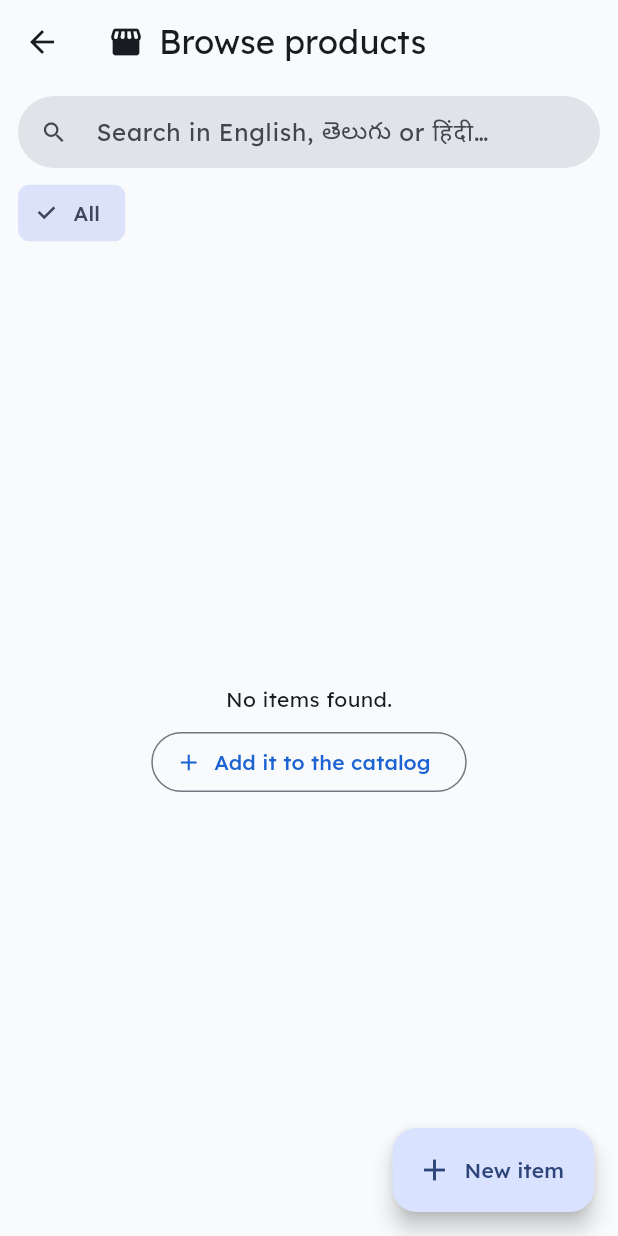
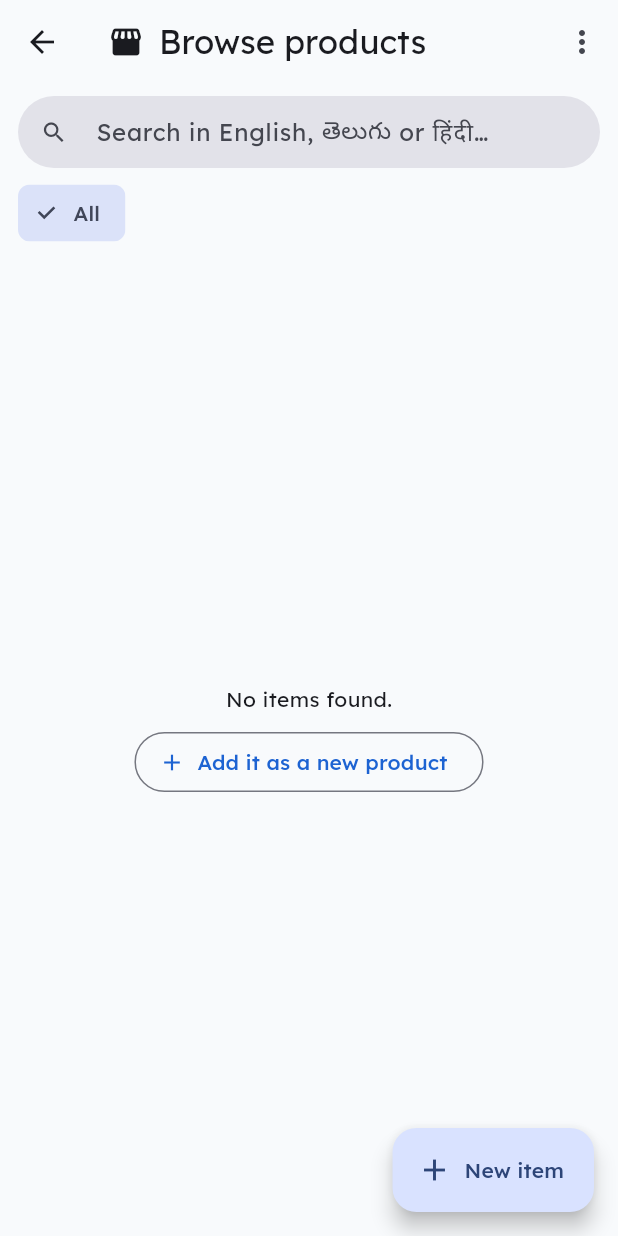
Before and after one commit to mamidivasudev/android-vault-notes, a Flutter app: the GroceryView widget shown alone on an empty page, opened directly, after a tap on "Browse products", on a phone screen of 412 x 824 dp. Run offline on Flutter 3.47's test engine with Material 3 defaults, Android fonts, the phone set to English and light mode, and no system bars; our stand-ins replace file_picker, flutter_animate, flutter_linkify, flutter_local_notifications, flutter_riverpod, flutter_timezone and 12 more; missing offline and left inert: any_link_preview, cunning_document_scanner, excel, extension_google_sign_in_as_googleapis_auth, google_mlkit_text_recognition, googleapis and 2 more; accounts and stored records are empty.

Commit message:
Grocery: cleaner header, tick-only buy, foldable Browse categories
- Search row on top; thin progress bar; Share and menu in the tabs row
- Only the tick marks bought; tapping a card opens the editor
- Quantity chips in the add popup add the item straight away
- Browse products: foldable categories, item and top menus always shown
- Optional Sort by shop section for the to-buy list
- Use "Browse products" wording throughout

Co-Authored-By: Claude Opus 5.5 <noreply@anthropic.com>

```diff
--- a/lib/providers.dart
+++ b/lib/providers.dart
@@ -112,6 +112,14 @@ abstract class _PersistedBoolNotifier extends Notifier<bool> {
     SharedPreferences.getInstance().then((p) => p.setBool(prefsKey, value));
   }
 }
+
+class GroceryShopOrderNotifier extends _PersistedBoolNotifier {
+  @override
+  String get prefsKey => 'grocery_shop_order';
+}
+
+/// Sort the Grocery to-buy list by shop section instead of newest first.
+final groceryShopOrderProvider = NotifierProvider<GroceryShopOrderNotifier, bool>(GroceryShopOrderNotifier.new);
 
 class NotesGridViewNotifier extends _PersistedBoolNotifier {
   @override
--- a/lib/views/grocery_view.dart
+++ b/lib/views/grocery_view.dart
@@ -126,10 +126,10 @@ class _GroceryViewState extends ConsumerState<GroceryView> {
 
   /// Opens Browse products; leaves selection mode first so the list is
   /// back to normal on return.
-  void _openBrowse({bool manage = false}) {
+  void _openBrowse() {
     ref.read(selectedGroceryProvider.notifier).clear();
     ref.read(isSelectionModeProvider.notifier).setState(false);
-    Navigator.push(context, MaterialPageRoute(builder: (_) => GroceryMasterListView(manage: manage)));
+    Navigator.push(context, MaterialPageRoute(builder: (_) => const GroceryMasterListView()));
   }
 
   // ── List actions ──────────────────────────────────────────────────────────
@@ -197,8 +197,12 @@ class _GroceryViewState extends ConsumerState<GroceryView> {
           () async => deleteGroceryWithUndo(context, ref, items.map((i) => i.id).toSet(), confirm: false),
         );
         break;
+      case 'shopOrder':
+        final order = ref.read(groceryShopOrderProvider.notifier);
+        order.state = !ref.read(groceryShopOrderProvider);
+        break;
       case 'catalog':
-        _openBrowse(manage: true);
+        _openBrowse();
         break;
     }
   }
@@ -215,8 +219,8 @@ class _GroceryViewState extends ConsumerState<GroceryView> {
 
     return Column(
       children: [
+        _buildInput(),
         _buildHeader(items, toBuy, bought),
-        _buildInput(),
         Expanded(
           child: typing ? _buildSuggestions(items) : _buildList(items, toBuy, bought),
         ),
@@ -224,41 +228,31 @@ class _GroceryViewState extends ConsumerState<GroceryView> {
     );
   }
 
+  /// Thin progress bar; the counts are on the To buy / Bought tabs.
   Widget _buildHeader(List<GroceryItem> items, List<GroceryItem> toBuy, List<GroceryItem> bought) {
+    if (items.isEmpty) return const SizedBox.shrink();
     final scheme = Theme.of(context).colorScheme;
-    final total = items.length;
-    final progress = total == 0 ? 0.0 : bought.length / total;
     return Padding(
-      padding: const EdgeInsets.fromLTRB(16, 10, 4, 4),
-      child: Row(
-        children: [
-          Expanded(
-            child: Column(
-              crossAxisAlignment: CrossAxisAlignment.start,
-              children: [
-                Text(
-                  total == 0
-                      ? 'Your list is empty'
-                      : toBuy.isEmpty
-                          ? 'All ${bought.length} bought 🎉'
-                          : '${toBuy.length} to buy · ${bought.length} bought',
-                  style: const TextStyle(fontSize: 15, fontWeight: FontWeight.w700),
-                ),
-                const SizedBox(height: 6),
-                ClipRRect(
+      padding: const EdgeInsets.fromLTRB(16, 2, 16, 6),
+      child: ClipRRect(
         borderRadius: BorderRadius.circular(4),
         child: LinearProgressIndicator(
-                    value: progress,
-                    minHeight: 6,
+          value: bought.length / items.length,
+          minHeight: 4,
           backgroundColor: scheme.onSurface.withValues(alpha: 0.08),
           valueColor: const AlwaysStoppedAnimation(_green),
         ),
       ),
-              ],
-            ),
-          ),
+    );
+  }
+
+  /// Share and ⋮ menu, shown at the end of the tabs row.
+  List<Widget> _listActions(List<GroceryItem> items, List<GroceryItem> bought) {
+    final shopOrder = ref.watch(groceryShopOrderProvider);
+    return [
       IconButton(
         tooltip: 'Share list',
+        visualDensity: VisualDensity.compact,
         icon: const Icon(Icons.share_outlined),
         onPressed: () => _share(items),
       ),
@@ -266,7 +260,8 @@ class _GroceryViewState extends ConsumerState<GroceryView> {
         tooltip: 'More',
         onSelected: (v) => _onMenu(v, items),
         itemBuilder: (_) => [
-              const PopupMenuItem(value: 'catalog', child: ListTile(leading: Icon(Icons.menu_book_outlined), title: Text('Browse catalog'), contentPadding: EdgeInsets.zero)),
+          const PopupMenuItem(value: 'catalog', child: ListTile(leading: Icon(Icons.storefront_rounded), title: Text('Browse products'), contentPadding: EdgeInsets.zero)),
+          CheckedPopupMenuItem(value: 'shopOrder', checked: shopOrder, child: const Text('Sort by shop section')),
           if (bought.isNotEmpty)
             const PopupMenuItem(value: 'shopAgain', child: ListTile(leading: Icon(Icons.replay), title: Text('Shop again'), contentPadding: EdgeInsets.zero)),
           if (bought.isNotEmpty)
@@ -275,9 +270,7 @@ class _GroceryViewState extends ConsumerState<GroceryView> {
             const PopupMenuItem(value: 'clearAll', child: ListTile(leading: Icon(Icons.delete_sweep_outlined, color: Colors.red), title: Text('Clear whole list'), contentPadding: EdgeInsets.zero)),
         ],
       ),
-        ],
-      ),
-    );
+    ];
   }
 
   Widget _buildInput() {
@@ -440,14 +433,22 @@ class _GroceryViewState extends ConsumerState<GroceryView> {
         );
 
     final muted = Theme.of(context).colorScheme.onSurface.withValues(alpha: 0.6);
-    final shown = _boughtTab ? bought : toBuy;
+    var shown = _boughtTab ? bought : toBuy;
+    if (!_boughtTab && ref.watch(groceryShopOrderProvider)) {
+      final position = {for (var i = 0; i < toBuy.length; i++) toBuy[i].id: i};
+      shown = [...toBuy]..sort((a, b) {
+          final byShop = groceryCategoryRank(a.category).compareTo(groceryCategoryRank(b.category));
+          return byShop != 0 ? byShop : position[a.id]!.compareTo(position[b.id]!);
+        });
+    }
 
     return Column(
       children: [
         Padding(
-          padding: const EdgeInsets.fromLTRB(12, 2, 12, 4),
-          child: SizedBox(
-            width: double.infinity,
+          padding: const EdgeInsets.fromLTRB(12, 2, 0, 4),
+          child: Row(
+            children: [
+              Expanded(
                 child: SegmentedButton<bool>(
                   showSelectedIcon: false,
                   style: const ButtonStyle(visualDensity: VisualDensity.compact),
@@ -458,6 +459,9 @@ class _GroceryViewState extends ConsumerState<GroceryView> {
                   selected: {_boughtTab},
                   onSelectionChanged: (v) => setState(() => _boughtTab = v.first),
                 ),
+              ),
+              ..._listActions(items, bought),
+            ],
           ),
         ),
         if (_boughtTab && bought.isNotEmpty)
@@ -494,16 +498,28 @@ class _GroceryViewState extends ConsumerState<GroceryView> {
 class _SectionHeader extends StatelessWidget {
   final String title;
   final int count;
-  const _SectionHeader({required this.title, required this.count});
+  final bool? expanded; // null = not foldable
+  final VoidCallback? onTap;
+  const _SectionHeader({required this.title, required this.count, this.expanded, this.onTap});
 
   @override
   Widget build(BuildContext context) {
     final color = Theme.of(context).colorScheme.primary;
-    return Padding(
-      padding: const EdgeInsets.fromLTRB(16, 14, 16, 4),
+    return InkWell(
+      onTap: onTap,
+      child: Padding(
+        padding: EdgeInsets.fromLTRB(16, expanded == null ? 14 : 12, 14, expanded == null ? 4 : 12),
+        child: Row(
+          children: [
+            Expanded(
               child: Text(
                 '${title.toUpperCase()}  ·  $count',
                 style: TextStyle(fontSize: 11, fontWeight: FontWeight.w800, letterSpacing: 0.8, color: color),
+              ),
+            ),
+            if (expanded != null) Icon(expanded! ? Icons.expand_less : Icons.expand_more, size: 20, color: color),
+          ],
+        ),
       ),
     );
   }
@@ -547,7 +563,7 @@ class _GroceryRow extends StatelessWidget {
       shape: RoundedRectangleBorder(borderRadius: radius, side: BorderSide(color: selected ? scheme.primary : border)),
       clipBehavior: Clip.antiAlias,
       child: InkWell(
-        onTap: onToggle,
+        onTap: selecting ? onToggle : onEdit,
         onLongPress: onLongPress,
         child: Padding(
           padding: const EdgeInsets.fromLTRB(10, 6, 10, 6),
@@ -618,9 +634,15 @@ class _GroceryRow extends StatelessWidget {
                     ),
                   ),
                 ),
-                const SizedBox(width: 10),
-                // Tick on the right: outlined grey while to buy, filled green once bought.
-                AnimatedContainer(
+                const SizedBox(width: 2),
+                // Tick on the right (the only control that marks bought):
+                // outlined grey while to buy, filled green once bought.
+                InkResponse(
+                  onTap: onToggle,
+                  radius: 24,
+                  child: Padding(
+                    padding: const EdgeInsets.all(8),
+                    child: AnimatedContainer(
                       duration: const Duration(milliseconds: 180),
                       width: 24,
                       height: 24,
@@ -630,6 +652,8 @@ class _GroceryRow extends StatelessWidget {
                         border: Border.all(color: done ? _green : muted, width: 1.6),
                       ),
                       child: Icon(Icons.check, size: 15, color: done ? Colors.white : muted),
+                    ),
+                  ),
                 ),
               ],
             ],
@@ -811,7 +835,7 @@ Future<({String quantity, bool saveToCatalog})?> askGroceryQuantity(
                   border: OutlineInputBorder(),
                 ),
               ),
-              QuantitySuggestionChips(controller: controller, category: category),
+              QuantitySuggestionChips(controller: controller, category: category, onPicked: submit),
               if (offerSave) ...[
                 const SizedBox(height: 8),
                 CheckboxListTile(
@@ -935,9 +959,7 @@ class _GroceryEditSheetState extends ConsumerState<_GroceryEditSheet> {
 // ── Catalog browser ─────────────────────────────────────────────────────────
 
 class GroceryMasterListView extends ConsumerStatefulWidget {
-  /// [manage] (opened from the ⋮ menu) adds Edit / Delete on each product and Reset.
-  final bool manage;
-  const GroceryMasterListView({super.key, this.manage = false});
+  const GroceryMasterListView({super.key});
 
   @override
   ConsumerState<GroceryMasterListView> createState() => _GroceryMasterListViewState();
@@ -946,6 +968,7 @@ class GroceryMasterListView extends ConsumerStatefulWidget {
 class _GroceryMasterListViewState extends ConsumerState<GroceryMasterListView> {
   final _searchController = TextEditingController();
   String? _category;
+  final Set<String> _openCategories = {'Vegetables'};
 
   @override
   void dispose() {
@@ -1107,11 +1130,29 @@ class _GroceryMasterListViewState extends ConsumerState<GroceryMasterListView> {
     }
     final categories = kGroceryCategoryOrder.where((c) => catalog.any((i) => i.category == c)).toList();
 
+    // Rows to show: a String is a category heading, a CatalogItem is a product.
+    final foldable = query.isEmpty && _category == null;
+    final counts = <String, int>{};
+    for (final i in catalog) {
+      counts[i.category] = (counts[i.category] ?? 0) + 1;
+    }
+    final rows = <Object>[];
+    if (foldable) {
+      String? previous;
+      for (final item in items) {
+        if (item.category != previous) rows.add(item.category);
+        previous = item.category;
+        if (_openCategories.contains(item.category)) rows.add(item);
+      }
+    } else {
+      if (query.isEmpty && _category != null) rows.add(_category!);
+      rows.addAll(items);
+    }
+
     return Scaffold(
       appBar: AppBar(
         title: const Row(children: [Icon(Icons.storefront_rounded), SizedBox(width: 10), Text('Browse products')]),
         actions: [
-          if (widget.manage)
           PopupMenuButton<String>(
             tooltip: 'More',
             onSelected: (v) {
@@ -1190,7 +1231,7 @@ class _GroceryMasterListViewState extends ConsumerState<GroceryMasterListView> {
                       const SizedBox(height: 8),
                       OutlinedButton.icon(
                         icon: const Icon(Icons.add),
-                        label: const Text('Add it to the catalog'),
+                        label: const Text('Add it as a new product'),
                         onPressed: _showAddItemDialog,
                       ),
                     ],
@@ -1199,22 +1240,29 @@ class _GroceryMasterListViewState extends ConsumerState<GroceryMasterListView> {
               : ListView.builder(
                   // Keep the last rows above the phone's nav buttons and the New item button.
                   padding: const EdgeInsets.only(bottom: 88),
-                  itemCount: items.length,
+                  itemCount: rows.length,
                   itemBuilder: (context, index) {
-                    final item = items[index];
+                    final row = rows[index];
+                    if (row is String) {
+                      return _SectionHeader(
+                        title: row,
+                        count: counts[row] ?? 0,
+                        expanded: foldable ? _openCategories.contains(row) : null,
+                        onTap: foldable
+                            ? () => setState(() {
+                                  if (!_openCategories.remove(row)) _openCategories.add(row);
+                                })
+                            : null,
+                      );
+                    }
+                    final item = row as CatalogItem;
                     final existing = onList[item.name.toLowerCase()];
-                    final showHeader = query.isEmpty && (index == 0 || items[index - 1].category != item.category);
-                    final tile = _SuggestionTile(
+                    return _SuggestionTile(
                       item: item,
                       existing: existing,
                       onTap: () => _add(item),
                       onRemove: (id) => ref.read(groceryProvider.notifier).deleteMultiple({id}),
-                      onMenu: !widget.manage ? null : (action) => action == 'edit' ? _showItemDialog(edit: item) : _deleteProduct(item),
-                    );
-                    if (!showHeader) return tile;
-                    return Column(
-                      crossAxisAlignment: CrossAxisAlignment.stretch,
-                      children: [_SectionHeader(title: item.category, count: catalog.where((i) => i.category == item.category).length), tile],
+                      onMenu: (action) => action == 'edit' ? _showItemDialog(edit: item) : _deleteProduct(item),
                     );
                   },
                 )),
@@ -1249,8 +1297,9 @@ void showGroceryToast(
 class QuantitySuggestionChips extends StatelessWidget {
   final TextEditingController controller;
   final String category;
+  final VoidCallback? onPicked; // runs after a chip fills the box
 
-  const QuantitySuggestionChips({super.key, required this.controller, this.category = ''});
+  const QuantitySuggestionChips({super.key, required this.controller, this.category = '', this.onPicked});
 
   @override
   Widget build(BuildContext context) {
@@ -1275,10 +1324,13 @@ class QuantitySuggestionChips extends StatelessWidget {
                   visualDensity: VisualDensity.compact,
                   backgroundColor: scheme.primary.withValues(alpha: 0.10),
                   side: BorderSide.none,
-                  onPressed: () => controller.value = TextEditingValue(
+                  onPressed: () {
+                    controller.value = TextEditingValue(
                       text: o,
                       selection: TextSelection.collapsed(offset: o.length),
-                  ),
+                    );
+                    onPicked?.call();
+                  },
                 ),
             ],
           ),
```
Lines whose indentation alone changed are shown as unchanged.
